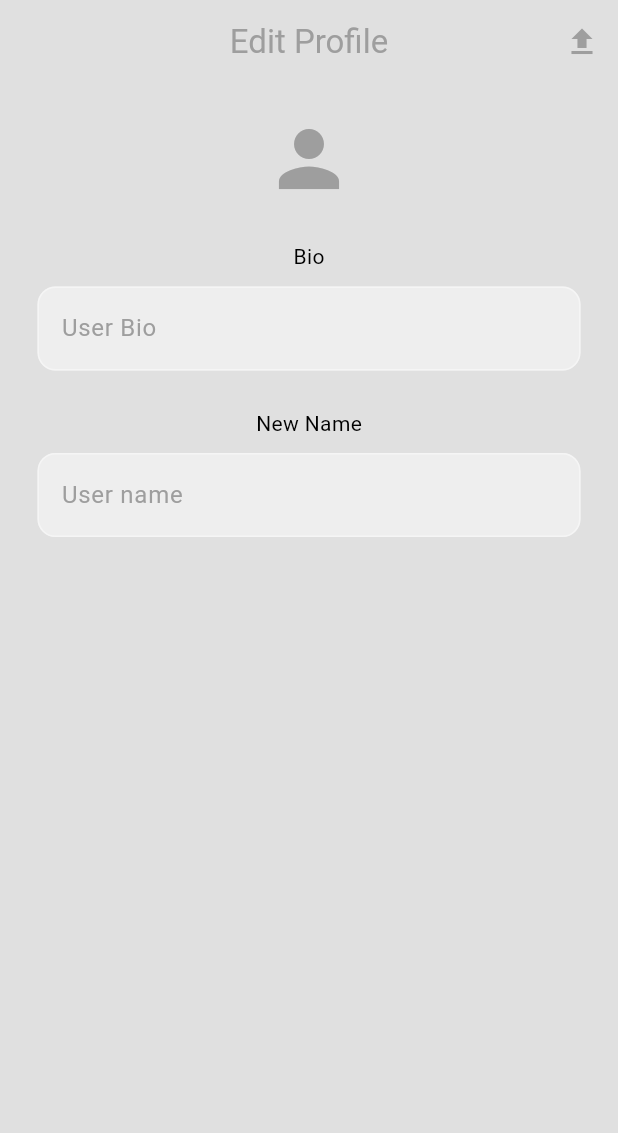
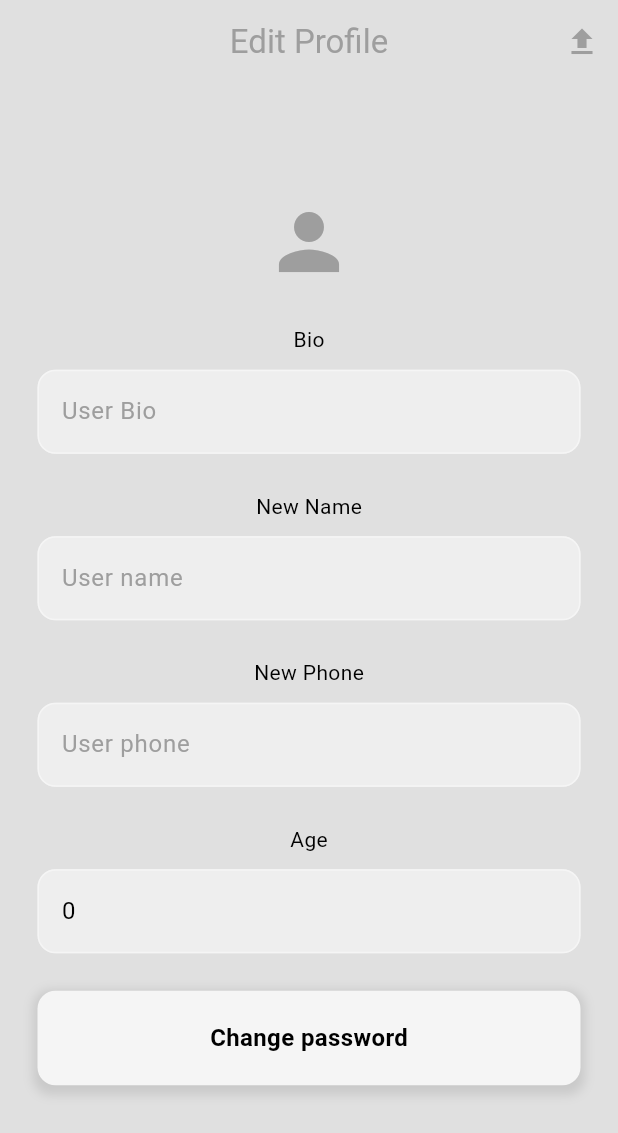
Before and after one commit to LyNNxMooon/Cyber-Security-Registration-System, a Flutter app: the EditProfileScreen screen opened directly with empty values, on a phone screen of 412 x 824 dp. Shown: the top 1133 px of the screen. Run offline on Flutter 3.47's test engine with Material 3 defaults, Android fonts, the light colour scheme and no system bars; drawn by our look-alikes of cached_network_image; our stand-ins replace circular_countdown_timer, firebase_auth, firebase_core, firebase_database, flutter_bloc, gap and 1 more; missing offline and left inert: flutter_2fa, local_captcha; accounts and stored records are empty; network calls fail.

Commit message:
change user password

```diff
--- a/lib/domain/profile_repository.dart
+++ b/lib/domain/profile_repository.dart
@@ -4,4 +4,6 @@ abstract class ProfileRepo {
   Future<AppUserVO?> fetchUserProfile(String uid);
 
   Future<void> updateUserProfile(AppUserVO updatedProfile);
+
+  Future<void> changePassword(String oldPassword, String newPassword);
 }
--- a/lib/screens/edit_profile_screen.dart
+++ b/lib/screens/edit_profile_screen.dart
@@ -1,7 +1,10 @@
 import 'package:cyber_clinic/BLoC/profile/profile_cubit.dart';
 import 'package:cyber_clinic/BLoC/profile/profile_states.dart';
 import 'package:cyber_clinic/data/vos/app_user_vo.dart';
+import 'package:cyber_clinic/screens/change_password_screen.dart';
+import 'package:cyber_clinic/utils/enums.dart';
 import 'package:cyber_clinic/utils/navigation_extension.dart';
+import 'package:cyber_clinic/widgets/button_widget.dart';
 import 'package:cyber_clinic/widgets/loading_widget.dart';
 import 'package:cyber_clinic/widgets/profile_image_widget.dart';
 import 'package:cyber_clinic/widgets/text_field_widget.dart';
@@ -23,6 +26,10 @@ class _EditProfileScreenState extends State<EditProfileScreen> {
       TextEditingController(text: widget.userProfile.bio);
   late final TextEditingController _nameController =
       TextEditingController(text: widget.userProfile.name);
+  late final TextEditingController _phoneController =
+      TextEditingController(text: widget.userProfile.phone);
+  late final TextEditingController _ageController =
+      TextEditingController(text: widget.userProfile.age.toString());
 
   late final profileCubit = context.read<ProfileCubit>();
 
@@ -30,6 +37,8 @@ class _EditProfileScreenState extends State<EditProfileScreen> {
   void dispose() {
     _bioController.dispose();
     _nameController.dispose();
+    _phoneController.dispose();
+    _ageController.dispose();
     super.dispose();
   }
 
@@ -69,6 +78,7 @@ class _EditProfileScreenState extends State<EditProfileScreen> {
       body: Center(
         child: Padding(
           padding: const EdgeInsets.symmetric(horizontal: 25, vertical: 20),
+          child: SingleChildScrollView(
             child: Column(
               children: [
                 ProfileImageWidget(),
@@ -86,7 +96,31 @@ class _EditProfileScreenState extends State<EditProfileScreen> {
                     controller: _nameController,
                     hintText: "User name",
                     isObscure: false),
+                const Gap(25),
+                const Text("New Phone"),
+                const Gap(10),
+                CustomTextField(
+                    controller: _phoneController,
+                    keyboardType: TextInputType.number,
+                    validator: Validator.phone,
+                    hintText: "User phone",
+                    isObscure: false),
+                const Gap(25),
+                const Text("Age"),
+                const Gap(10),
+                CustomTextField(
+                    controller: _ageController,
+                    keyboardType: TextInputType.number,
+                    hintText: "User age",
+                    isObscure: false),
+                const Gap(25),
+                CustomButtonWidget(
+                    function: () =>
+                        context.navigateToNext(const ChangePasswordScreen()),
+                    functionName: "Change password"),
+                const Gap(25),
               ],
+            ),
           ),
         ),
       ),
```
Also changed, not shown: lib/BLoC/profile/profile_cubit.dart (+57 -0 lines), lib/firebase/firebase_profile_repo.dart (+22 -0 lines), lib/screens/change_password_screen.dart (added, +136 -0 lines), lib/screens/register_screen.dart (+3 -39 lines), lib/widgets/password_condition_widget.dart (added, +48 -0 lines). Lines whose indentation alone changed are shown as unchanged.
